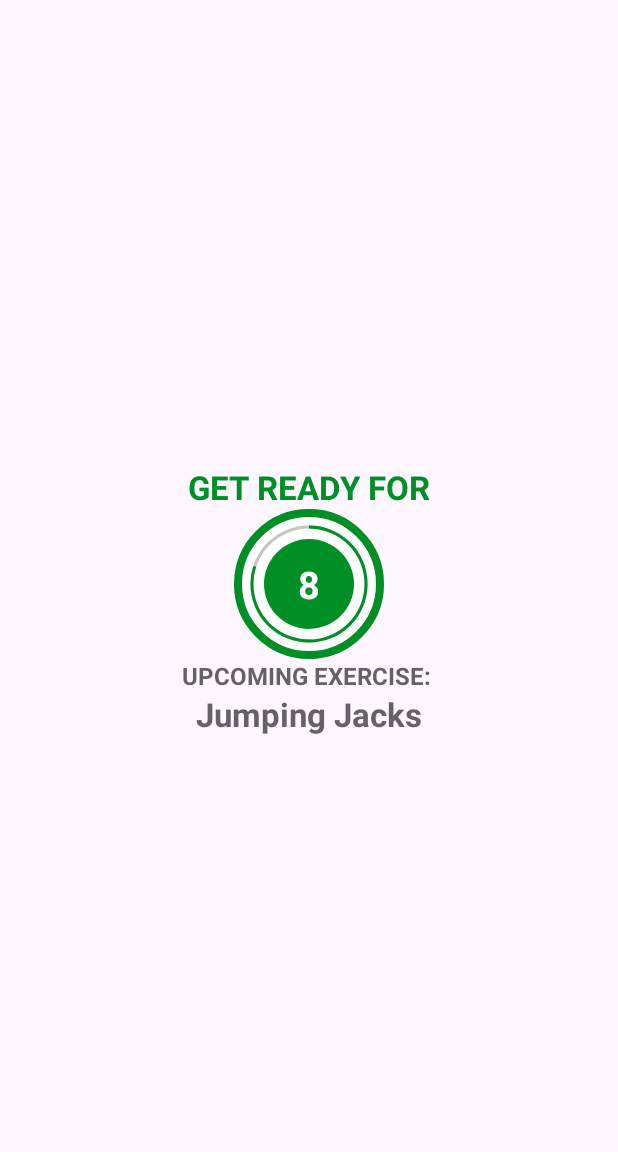
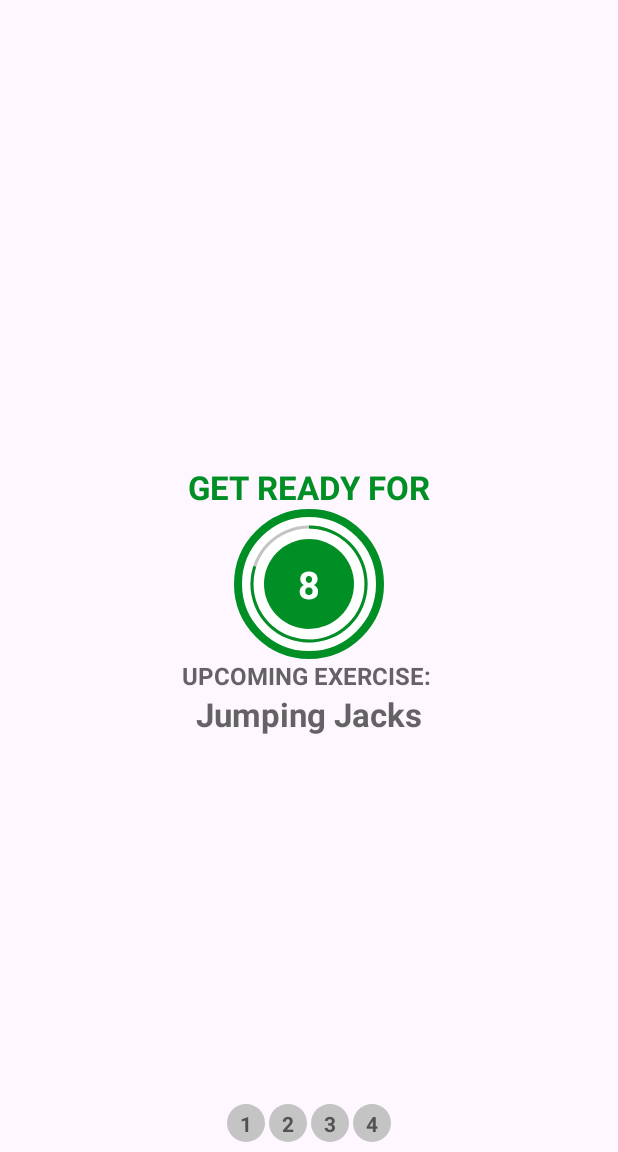
Before and after one commit to dinesh-nd-kumar/WorkOut-Application, an Android app: the ExerciseActivity screen opened directly, with no data from a screen before it, on a phone screen of 412 x 824 dp, the part 84-1236 px from its top. Run offline under Robolectric (Android 15) with nearby library versions, the phone set to English and light mode, and no system bars.

Commit message:
Exercise status recyclerview completed

```diff
--- a/app/src/main/AndroidManifest.xml
+++ b/app/src/main/AndroidManifest.xml
@@ -1,9 +1,10 @@
 <?xml version="1.0" encoding="utf-8"?>
 <manifest xmlns:android="http://schemas.android.com/apk/res/android"
     xmlns:tools="http://schemas.android.com/tools">
+
     <queries>
         <intent>
-            <action android:name="android.intent.action.TTS_SERVICE"/>
+            <action android:name="android.intent.action.TTS_SERVICE" />
         </intent>
     </queries>
 
@@ -17,6 +18,9 @@
         android:supportsRtl="true"
         android:theme="@style/Theme.WorkoutApplication"
         tools:targetApi="31">
+        <activity
+            android:name=".FinishActivity"
+            android:exported="false" />
         <activity
             android:name=".ExerciseActivity"
             android:exported="false" />
--- a/app/src/main/java/com/dineshdk/workoutapplication/Constants.kt
+++ b/app/src/main/java/com/dineshdk/workoutapplication/Constants.kt
@@ -19,7 +19,7 @@ object Constants {
             Exercise(4, "Abdominal Crunch", R.drawable.ic_abdominal_crunch, false, false)
         exerciseList.add(abdominalCrunch)
 
-        val stepUpOnChair =
+       /* val stepUpOnChair =
             Exercise(
                 5,
                 "Step-Up onto Chair",
@@ -68,7 +68,7 @@ object Constants {
         exerciseList.add(pushupAndRotation)
 
         val sidePlank = Exercise(12, "Side Plank", R.drawable.ic_side_plank, false, false)
-        exerciseList.add(sidePlank)
+        exerciseList.add(sidePlank)*/
 
         return exerciseList
     }
--- a/app/src/main/java/com/dineshdk/workoutapplication/ExerciseActivity.kt
+++ b/app/src/main/java/com/dineshdk/workoutapplication/ExerciseActivity.kt
@@ -1,6 +1,7 @@
 package com.dineshdk.workoutapplication
 
 import android.content.ContentResolver
+import android.content.Intent
 import android.media.MediaPlayer
 import android.net.Uri
 import android.os.Bundle
@@ -11,6 +12,7 @@ import android.view.View.INVISIBLE
 import android.view.View.VISIBLE
 import android.widget.Toast
 import androidx.appcompat.app.AppCompatActivity
+import androidx.recyclerview.widget.LinearLayoutManager
 import com.dineshdk.workoutapplication.databinding.ActivityExerciseBinding
 import java.lang.Exception
 import java.util.Locale
@@ -31,6 +33,8 @@ class ExerciseActivity : AppCompatActivity(), TextToSpeech.OnInitListener {
     private var mTextToSpeech:TextToSpeech? = null
 
     private var player : MediaPlayer? = null
+
+    private var statusAdapter :ExerciseStatusAdapter? = null
 
 
     override fun onCreate(savedInstanceState: Bundle?) {
@@ -60,6 +64,17 @@ class ExerciseActivity : AppCompatActivity(), TextToSpeech.OnInitListener {
 
         mTextToSpeech = TextToSpeech(this,this)
         setUpRestView()
+        setUpStatusView()
+
+    }
+
+    private fun setUpStatusView(){
+        binding.rvExerciseStatus.layoutManager = LinearLayoutManager(
+            this,LinearLayoutManager.HORIZONTAL,false)
+        statusAdapter = ExerciseStatusAdapter(exerciseList!!)
+        binding.rvExerciseStatus.adapter = statusAdapter
+
+
 
     }
     private fun setUpRestView(){
@@ -117,6 +132,8 @@ class ExerciseActivity : AppCompatActivity(), TextToSpeech.OnInitListener {
 
             override fun onFinish() {
                 currentExercisePosition++
+                exerciseList!![currentExercisePosition].setIsSelected(true)
+                statusAdapter!!.notifyDataSetChanged()
                 setUpExView()
 
             }
@@ -135,14 +152,22 @@ class ExerciseActivity : AppCompatActivity(), TextToSpeech.OnInitListener {
             }
 
             override fun onFinish() {
+
+                exerciseList!![currentExercisePosition].setIsSelected(false)
+                exerciseList!![currentExercisePosition].setIsCompleted(true)
+                statusAdapter!!.notifyDataSetChanged()
+
                 if(currentExercisePosition < exerciseList!!.size -1){
                     setUpRestView()
                 }else {
-                    Toast.makeText(
+                    /*Toast.makeText(
                         this@ExerciseActivity,
                         "Congrats! you complete exercise",
                         Toast.LENGTH_SHORT
-                    ).show()
+                    ).show()*/
+                    finish()
+                    val intent = Intent(this@ExerciseActivity,FinishActivity::class.java)
+                    startActivity(intent)
                 }
             }
         }.start()
--- /dev/null
+++ b/app/src/main/java/com/dineshdk/workoutapplication/ExerciseStatusAdapter.kt
@@ -0,0 +1,52 @@
+package com.dineshdk.workoutapplication
+
+import android.graphics.Color
+import android.view.LayoutInflater
+import android.view.View
+import android.view.ViewGroup
+import androidx.core.content.ContextCompat
+import androidx.core.content.ContextCompat.*
+import androidx.recyclerview.widget.RecyclerView
+import com.dineshdk.workoutapplication.databinding.ItemExerciseStatusBinding
+
+class ExerciseStatusAdapter(private val itemList:ArrayList<Exercise>) :
+    RecyclerView.Adapter<ExerciseStatusAdapter.ViewHolder>(){
+    override fun onCreateViewHolder(parent: ViewGroup, viewType: Int): ViewHolder {
+        return ViewHolder(ItemExerciseStatusBinding.inflate(
+            LayoutInflater.from(parent.context),parent,false))
+    }
+
+    override fun getItemCount(): Int {
+        return itemList.size
+    }
+
+    override fun onBindViewHolder(holder: ViewHolder, position: Int) {
+        val exercise = itemList[position]
+        holder.bind(exercise)
+    }
+
+    class ViewHolder(val binding: ItemExerciseStatusBinding,):
+        RecyclerView.ViewHolder(binding.root) {
+        fun bind(ex: Exercise): Unit {
+            binding.tvItem.text = ex.getId().toString()
+
+            when{
+                ex.getIsSelected() -> {
+                   binding.tvItem.background = getDrawable(
+                        itemView.context,R.drawable.item_circuler_thin_color_accent_border)
+                }
+                ex.getIsCompleted() ->{
+                    binding.tvItem.background = getDrawable(
+                            itemView.context, R.drawable.item_circuler_color_accent_background)
+                    binding.tvItem.setTextColor(getColor(itemView.context,R.color.white))
+
+                }
+                else ->{
+                    binding.tvItem.background = getDrawable(
+                        itemView.context, R.drawable.item_circuler_color_gray_background)
+                }
+            }
+        }
+
+    }
+}
--- /dev/null
+++ b/app/src/main/res/drawable/item_circuler_color_gray_background.xml
@@ -0,0 +1,8 @@
+<?xml version="1.0" encoding="utf-8"?>
+<shape
+    xmlns:android="http://schemas.android.com/apk/res/android"
+    android:shape="oval">
+    <solid android:color="@color/lightGray"/>
+
+
+</shape>
--- /dev/null
+++ b/app/src/main/res/drawable/item_circuler_thin_color_accent_border.xml
@@ -0,0 +1,11 @@
+<?xml version="1.0" encoding="utf-8"?>
+<shape
+    xmlns:android="http://schemas.android.com/apk/res/android"
+    android:shape="oval">
+    <stroke
+        android:width="1dp"
+        android:color="@color/colorAccent"/>
+    <solid android:color="@color/white"/>
+
+
+</shape>
--- a/app/src/main/res/layout/activity_exercise.xml
+++ b/app/src/main/res/layout/activity_exercise.xml
@@ -132,7 +132,6 @@
         android:visibility="gone"
         tools:visibility="visible"
         android:layout_marginTop="10dp"
-        app:layout_constraintBottom_toBottomOf="parent"
         app:layout_constraintEnd_toEndOf="parent"
         app:layout_constraintStart_toStartOf="parent"
         android:background="@drawable/item_color_accent_border_ripple_background"
@@ -168,5 +167,19 @@
                 />
         </LinearLayout>
     </FrameLayout>
+    <androidx.recyclerview.widget.RecyclerView
+        android:id="@+id/rvExerciseStatus"
+        android:layout_width="wrap_content"
+        android:layout_height="wrap_content"
+        android:layout_margin="5dp"
+        app:layoutManager="androidx.recyclerview.widget.LinearLayoutManager"
+        android:orientation="horizontal"
+        android:foregroundGravity="center"
+        tools:listitem="@layout/item_exercise_status"
+        app:layout_constraintEnd_toEndOf="parent"
+        app:layout_constraintStart_toStartOf="parent"
+        app:layout_constraintTop_toBottomOf="@id/flExerciseView"
+        app:layout_constraintBottom_toBottomOf="parent"
+        />
 
 </androidx.constraintlayout.widget.ConstraintLayout>
--- /dev/null
+++ b/app/src/main/res/layout/item_exercise_status.xml
@@ -0,0 +1,17 @@
+<?xml version="1.0" encoding="utf-8"?>
+<TextView
+    xmlns:android="http://schemas.android.com/apk/res/android"
+    android:id="@+id/tvItem"
+    android:layout_width="25dp"
+    android:layout_height="25dp"
+    android:layout_margin="1dp"
+    android:background="@drawable/item_circuler_color_gray_background"
+    android:gravity="center"
+    android:padding="3dp"
+    android:textColor="@color/colorPrimary"
+    android:textSize="14sp"
+    android:textStyle="bold"
+    android:text="1"
+    >
+
+</TextView>
```
Also changed, not shown: app/src/main/java/com/dineshdk/workoutapplication/FinishActivity.kt (added, +30 -0 lines), app/src/main/res/drawable/round_done_outline_24.xml (added, +14 -0 lines), app/src/main/res/layout/activity_finish.xml (added, +62 -0 lines).
